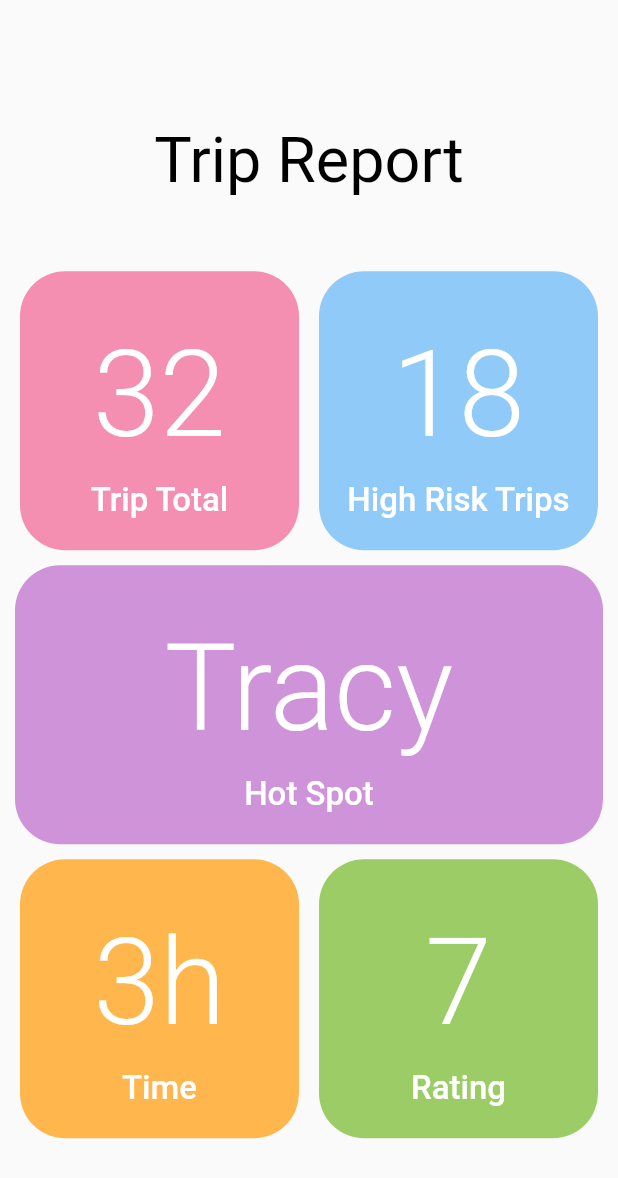
After one commit to HollandPleskac/Covid-Smart-App, a Flutter app: the screen it shows after launch, after a tap on "View Log", on a phone screen of 412 x 824 dp. The commit adds this screen. Shown: the top 1178 px of the screen. Run offline on Flutter 3.47's test engine with Material 2 defaults, Android fonts, the phone set to English and light mode, and no system bars; our stand-ins replace firebase_core, google_maps_flutter; accounts and stored records are empty.

Commit message:
Trip Data Screen Front End Complete

```diff
--- a/lib/screens/map.dart
+++ b/lib/screens/map.dart
@@ -1,5 +1,6 @@
 import 'dart:ui';
 
+import 'package:covid_smart_app/screens/tripdata.dart';
 import 'package:flutter/material.dart';
 import 'package:google_maps_flutter/google_maps_flutter.dart';
 
@@ -204,6 +205,13 @@ class MapSampleState extends State<MapSample> {
                               Padding(
                                 padding: const EdgeInsets.only(left: 5),
                                 child: Center(
+                                  child: GestureDetector(
+                                    onTap: (){
+                                      Navigator.push(
+    context,
+    MaterialPageRoute(builder: (context) => TripData()),
+  );
+                                    },
                                     child: Container(
                                       child: Center(
                                           child: Text(
@@ -219,6 +227,7 @@ class MapSampleState extends State<MapSample> {
                                       decoration: BoxDecoration(
                                           borderRadius: BorderRadius.circular(30),
                                           color: Colors.green[200]),
+                                    ),
                                   ),
                                 ),
                               ),
--- /dev/null
+++ b/lib/screens/tripdata.dart
@@ -0,0 +1,212 @@
+import 'dart:ui';
+
+import 'package:flutter/material.dart';
+
+class TripData extends StatefulWidget {
+  @override
+  _TripDataState createState() => _TripDataState();
+}
+
+class _TripDataState extends State<TripData> {
+  @override
+  Widget build(BuildContext context) {
+    return Scaffold(
+      body: Column(
+        children: [
+          SizedBox(
+            height: MediaQuery.of(context).size.height * 0.1,
+          ),
+          Center(
+              child: Text("Trip Report",
+                  style: TextStyle(
+                      color: Colors.black,
+                      fontSize: 42,
+                      fontWeight: FontWeight.w400))),
+          SizedBox(
+            height: MediaQuery.of(context).size.height * 0.06,
+          ),
+          Padding(
+            padding: const EdgeInsets.symmetric(horizontal: 0),
+            child: Row(
+              mainAxisAlignment: MainAxisAlignment.spaceEvenly,
+              children: [
+                Container(
+                  height: MediaQuery.of(context).size.width/2 - 20,
+                  width: MediaQuery.of(context).size.width/2 - 20,
+                  child: Padding(
+                    padding: const EdgeInsets.symmetric(vertical: 20),
+                    child: Center(
+                      child: Column(
+                        mainAxisAlignment: MainAxisAlignment.end,
+                        children: [
+                          Text("32",
+                          style: TextStyle(
+                              color: Colors.white,
+                              fontSize: 80,
+                              fontWeight: FontWeight.w300)),
+                              Padding(
+                                padding: const EdgeInsets.only(top: 10),
+                                child: Text("Trip Total",
+                          style: TextStyle(
+                                color: Colors.white,
+                                fontSize: 22,
+                                fontWeight: FontWeight.w500)),
+                              ),
+                        ],
+                      ),
+                    ),
+                  ),
+                  decoration: BoxDecoration(
+                    color: Colors.pink[200],
+                    borderRadius: BorderRadius.circular(30)
+                  ),
+                ),
+                Container(
+                  height: MediaQuery.of(context).size.width/2 - 20,
+                  width: MediaQuery.of(context).size.width/2 - 20,
+                  child: Padding(
+                    padding: const EdgeInsets.symmetric(vertical: 20),
+                    child: Center(
+                      child: Column(
+                        mainAxisAlignment: MainAxisAlignment.end,
+                        children: [
+                          Text("18",
+                          style: TextStyle(
+                              color: Colors.white,
+                              fontSize: 80,
+                              fontWeight: FontWeight.w300)),
+                              Padding(
+                                padding: const EdgeInsets.only(top: 10),
+                                child: Text("High Risk Trips",
+                          style: TextStyle(
+                                color: Colors.white,
+                                fontSize: 22,
+                                fontWeight: FontWeight.w500)),
+                              ),
+                        ],
+                      ),
+                    ),
+                  ),
+                  decoration: BoxDecoration(
+                    color: Colors.blue[200],
+                    borderRadius: BorderRadius.circular(30)
+                  ),
+                )
+              ],
+            ),
+          ),
+          Padding(
+            padding: const EdgeInsets.only(top: 10),
+            child: Row(
+              mainAxisAlignment: MainAxisAlignment.spaceEvenly,
+              children: [
+                Container(
+                  height: MediaQuery.of(context).size.width/2 - 20,
+                  width: MediaQuery.of(context).size.width - 20,
+                  child: Padding(
+                    padding: const EdgeInsets.symmetric(vertical: 20),
+                    child: Center(
+                      child: Column(
+                        mainAxisAlignment: MainAxisAlignment.end,
+                        children: [
+                          Text("Tracy",
+                          style: TextStyle(
+                              color: Colors.white,
+                              fontSize: 80,
+                              fontWeight: FontWeight.w300)),
+                              Padding(
+                                padding: const EdgeInsets.only(top: 10),
+                                child: Text("Hot Spot",
+                          style: TextStyle(
+                                color: Colors.white,
+                                fontSize: 22,
+                                fontWeight: FontWeight.w500)),
+                              ),
+                        ],
+                      ),
+                    ),
+                  ),
+                  decoration: BoxDecoration(
+                    color: Colors.purple[200],
+                    borderRadius: BorderRadius.circular(30)
+                  ),
+                ),
+
+              ],
+            ),
+          ),
+          Padding(
+            padding: const EdgeInsets.only(top: 10),
+            child: Row(
+              mainAxisAlignment: MainAxisAlignment.spaceEvenly,
+              children: [
+                Container(
+                  height: MediaQuery.of(context).size.width/2 - 20,
+                  width: MediaQuery.of(context).size.width/2 - 20,
+                  child: Padding(
+                    padding: const EdgeInsets.symmetric(vertical: 20),
+                    child: Center(
+                      child: Column(
+                        mainAxisAlignment: MainAxisAlignment.end,
+                        children: [
+                          Text("3h",
+                          style: TextStyle(
+                              color: Colors.white,
+                              fontSize: 80,
+                              fontWeight: FontWeight.w300)),
+                              Padding(
+                                padding: const EdgeInsets.only(top: 10),
+                                child: Text("Time",
+                          style: TextStyle(
+                                color: Colors.white,
+                                fontSize: 22,
+                                fontWeight: FontWeight.w500)),
+                              ),
+                        ],
+                      ),
+                    ),
+                  ),
+                  decoration: BoxDecoration(
+                    color: Colors.orange[300],
+                    borderRadius: BorderRadius.circular(30)
+                  ),
+                ),
+                Container(
+                  height: MediaQuery.of(context).size.width/2 - 20,
+                  width: MediaQuery.of(context).size.width/2 - 20,
+                  child: Padding(
+                    padding: const EdgeInsets.symmetric(vertical: 20),
+                    child: Center(
+                      child: Column(
+                        mainAxisAlignment: MainAxisAlignment.end,
+                        children: [
+                          Text("7",
+                          style: TextStyle(
+                              color: Colors.white,
+                              fontSize: 80,
+                              fontWeight: FontWeight.w300)),
+                              Padding(
+                                padding: const EdgeInsets.only(top: 10),
+                                child: Text("Rating",
+                          style: TextStyle(
+                                color: Colors.white,
+                                fontSize: 22,
+                                fontWeight: FontWeight.w500)),
+                              ),
+                        ],
+                      ),
+                    ),
+                  ),
+                  decoration: BoxDecoration(
+                    color: Colors.lightGreen[400],
+                    borderRadius: BorderRadius.circular(30)
+                  ),
+                )
+              ],
+            ),
+          )
+        ],
+      ),
+    );
+  }
+}
```
Lines whose indentation alone changed are shown as unchanged.
